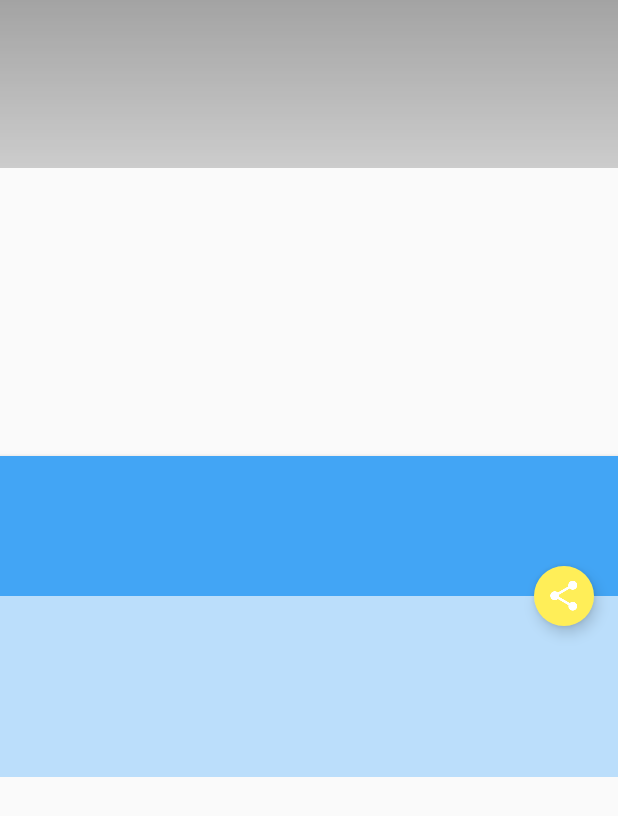
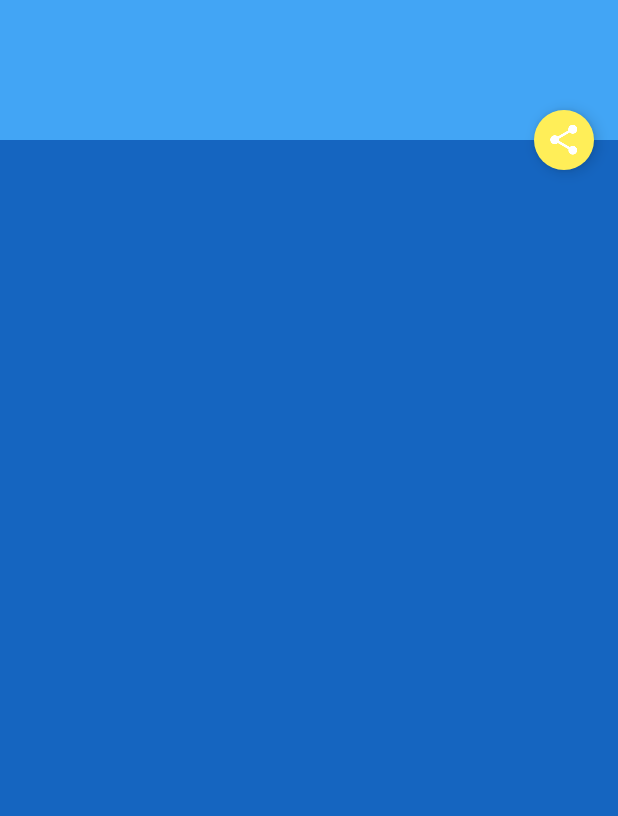
Before and after one commit to pmonkelban/Udacity_AndroidNanoDeg_4, an Android app: the layout fragment_article_detail.xml on its own in the app's theme, with its tools: preview values and no code run, on a phone screen of 412 x 824 dp. Shown: the top 816 px of the screen. Run offline under Robolectric (Android 15) with nearby library versions, the phone set to English and light mode, and no system bars.

```diff
--- a/XYZReader/src/main/java/com/example/xyzreader/ui/ArticleDetailActivity.java
+++ b/XYZReader/src/main/java/com/example/xyzreader/ui/ArticleDetailActivity.java
@@ -11,6 +11,7 @@ import android.os.Bundle;
 import android.support.v13.app.FragmentStatePagerAdapter;
 import android.support.v4.view.ViewPager;
 import android.support.v7.app.ActionBarActivity;
+import android.support.v7.app.AppCompatActivity;
 import android.util.TypedValue;
 import android.view.View;
 import android.view.ViewGroup;
@@ -23,7 +24,7 @@ import com.example.xyzreader.data.ItemsContract;
 /**
  * An activity representing a single Article detail screen, letting you swipe between articles.
  */
-public class ArticleDetailActivity extends ActionBarActivity
+public class ArticleDetailActivity extends AppCompatActivity
         implements LoaderManager.LoaderCallbacks<Cursor> {
 
     private Cursor mCursor;
--- a/XYZReader/src/main/res/layout/fragment_article_detail.xml
+++ b/XYZReader/src/main/res/layout/fragment_article_detail.xml
@@ -1,23 +1,40 @@
-<com.example.xyzreader.ui.DrawInsetsFrameLayout xmlns:android="http://schemas.android.com/apk/res/android"
+<android.support.design.widget.CoordinatorLayout xmlns:android="http://schemas.android.com/apk/res/android"
     xmlns:app="http://schemas.android.com/apk/res-auto"
+    android:layout_width="match_parent"
+    android:layout_height="match_parent"
+    android:background="?colorPrimary"
+    android:fitsSystemWindows="true">
+
+    <android.support.design.widget.AppBarLayout
+        android:id="@+id/app_bar_layout"
+        android:layout_width="match_parent"
+        android:layout_height="64dp"
+        android:fitsSystemWindows="true">
+
+        <android.support.design.widget.CollapsingToolbarLayout
+            android:id="@+id/collapsing_toolbar_layout"
+            android:layout_width="match_parent"
+            android:layout_height="match_parent"
+            android:fitsSystemWindows="true"
+            app:layout_scrollFlags="scroll|exitUntilCollapsed">
+
+            <com.example.xyzreader.ui.DrawInsetsFrameLayout
                 android:id="@+id/draw_insets_frame_layout"
                 android:layout_width="match_parent"
-    android:layout_height="match_parent">
+                android:layout_height="match_parent"
+                android:background="@color/photo_placeholder">
 
-    <com.example.xyzreader.ui.ObservableScrollView
-        android:id="@+id/scrollview"
-        android:layout_width="match_parent"
-        android:layout_height="match_parent">
+                <!--<com.example.xyzreader.ui.ObservableScrollView-->
+                <!--android:id="@+id/scrollview"-->
+                <!--android:layout_width="match_parent"-->
+                <!--android:layout_height="match_parent">-->
 
-        <FrameLayout
-            android:layout_width="match_parent"
-            android:layout_height="wrap_content">
 
-            <FrameLayout
-                android:id="@+id/photo_container"
-                android:layout_width="match_parent"
-                android:layout_height="wrap_content"
-                android:background="@color/photo_placeholder">
+                <!--<FrameLayout-->
+                <!--android:id="@+id/photo_container"-->
+                <!--android:layout_width="match_parent"-->
+                <!--android:layout_height="wrap_content"-->
+                <!--android:background="@color/photo_placeholder">-->
 
                 <!--suppress AndroidLintContentDescription -->
                 <ImageView
@@ -33,28 +50,9 @@
                     android:layout_height="112dp"
                     android:background="@drawable/photo_background_protection" />
 
-            </FrameLayout>
-
-            <com.example.xyzreader.ui.MaxWidthLinearLayout
-                android:layout_width="match_parent"
-                android:layout_height="wrap_content"
-                android:layout_gravity="center_horizontal"
-                android:layout_marginTop="@dimen/detail_card_top_margin"
-                android:background="@color/blue_200"
-                android:elevation="4dp"
-                android:maxWidth="@dimen/detail_card_max_width"
-                android:orientation="vertical">
-
-                <android.support.design.widget.CoordinatorLayout
-                    android:layout_width="match_parent"
-                    android:layout_height="match_parent"
-                    android:background="?colorPrimary">
-
-                    <LinearLayout
-                        android:layout_width="match_parent"
-                        android:layout_height="wrap_content"
-                        android:background="@color/blue_100"
-                        android:orientation="vertical">
+            </com.example.xyzreader.ui.DrawInsetsFrameLayout>
+        </android.support.design.widget.CollapsingToolbarLayout>
+    </android.support.design.widget.AppBarLayout>
 
     <LinearLayout
         android:id="@+id/header_bar"
@@ -93,7 +91,6 @@
         android:paddingBottom="@dimen/detail_body_bottom_margin"
         android:paddingTop="@dimen/detail_metabar_vert_padding" />
 
-                    </LinearLayout>
 
     <android.support.design.widget.FloatingActionButton
         android:id="@+id/share_fab"
@@ -111,11 +108,3 @@
 
 
 </android.support.design.widget.CoordinatorLayout>
-
-            </com.example.xyzreader.ui.MaxWidthLinearLayout>
-
-        </FrameLayout>
-
-    </com.example.xyzreader.ui.ObservableScrollView>
-
-</com.example.xyzreader.ui.DrawInsetsFrameLayout>
--- a/XYZReader/src/main/res/values-sw600dp/dimens.xml
+++ b/XYZReader/src/main/res/values-sw600dp/dimens.xml
@@ -1,4 +1,8 @@
 <resources>
+
+    <dimen name="padding_sm">2dp</dimen>
+    <dimen name="padding_md">4dp</dimen>
+    <dimen name="padding_lg">6dp</dimen>
 
     <dimen name="padding_horz_sm">2dp</dimen>
     <dimen name="padding_horz_md">4dp</dimen>
--- a/XYZReader/src/main/res/values/dimens.xml
+++ b/XYZReader/src/main/res/values/dimens.xml
@@ -1,6 +1,10 @@
 <resources>
 
     <dimen name="image_preview_height">200dp</dimen>
+
+    <dimen name="padding_sm">2dp</dimen>
+    <dimen name="padding_md">4dp</dimen>
+    <dimen name="padding_lg">6dp</dimen>
 
     <dimen name="padding_horz_sm">2dp</dimen>
     <dimen name="padding_horz_md">4dp</dimen>
```
Also changed, not shown: XYZReader/src/main/java/com/example/xyzreader/ui/ArticleDetailFragment.java (+11 -11 lines), XYZReader/src/main/java/com/example/xyzreader/ui/ArticleListActivity.java (+9 -2 lines), XYZReader/src/main/res/layout/activity_article_list.xml (+18 -11 lines). Lines whose indentation alone changed are shown as unchanged.
